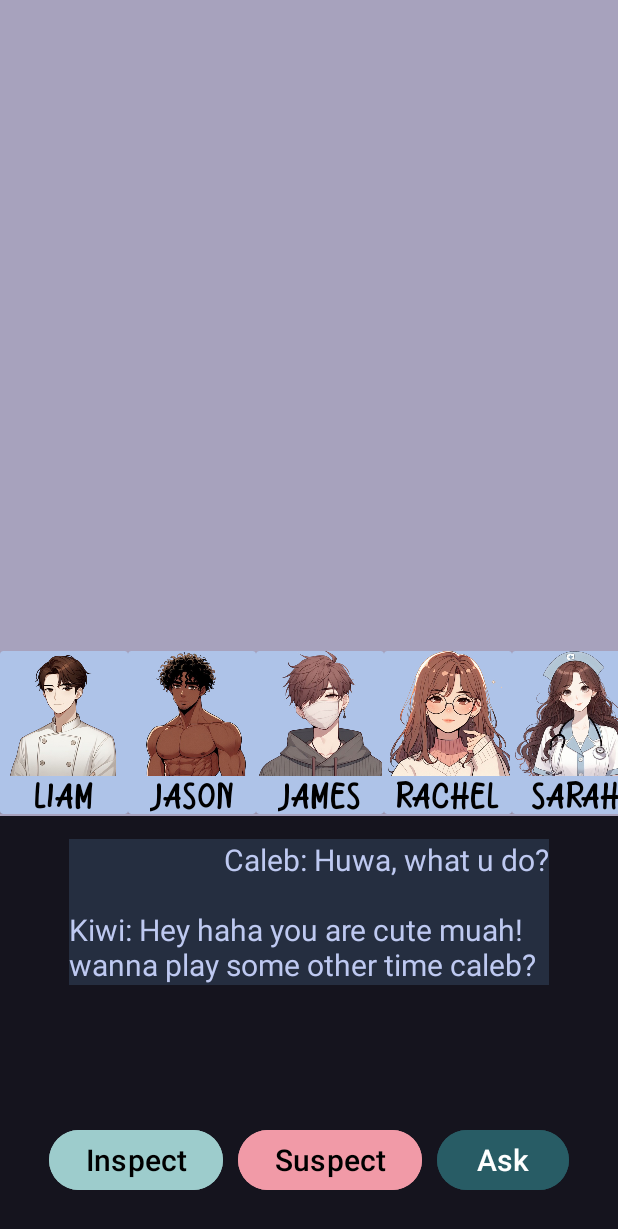
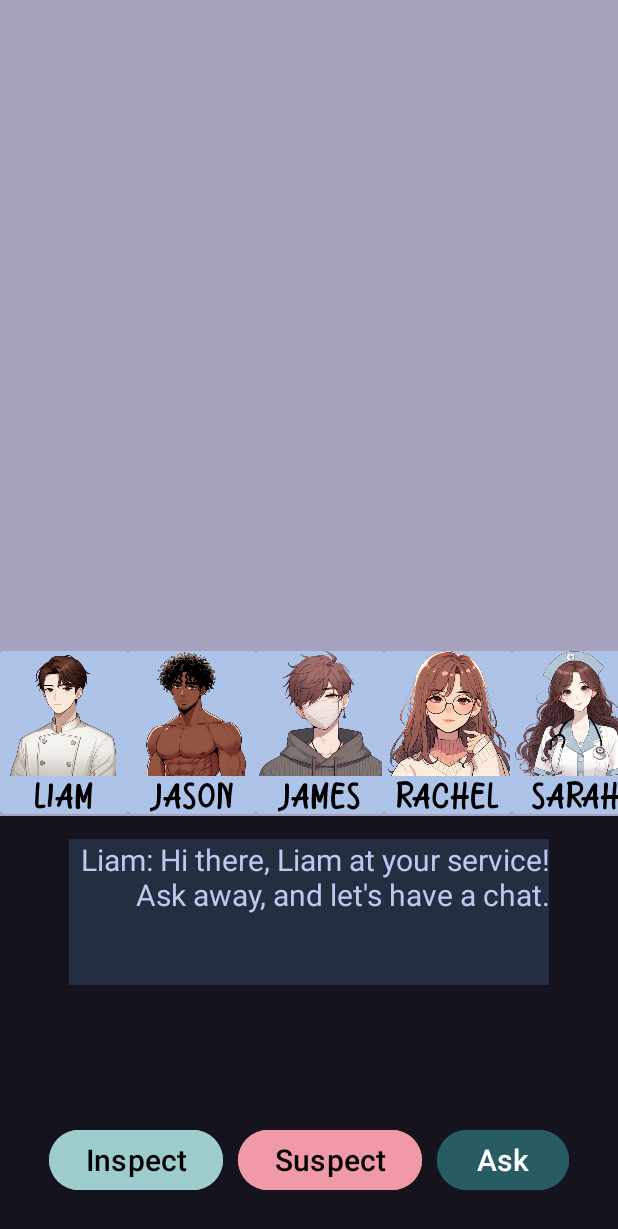
Before and after one commit to dreath-pro/Find-The-Killer, an Android app: the LineupActivity screen opened directly, with no data from a screen before it, after a tap on "Skip", on a phone screen of 412 x 824 dp. Shown: the top 1229 px of the screen. Run offline under Robolectric (Android 15) with nearby library versions, the phone set to English and light mode, and no system bars.

Commit message:
conversation added

```diff
--- a/app/src/main/java/com/example/findthekiller/Characters.java
+++ b/app/src/main/java/com/example/findthekiller/Characters.java
@@ -1,7 +1,7 @@
 package com.example.findthekiller;
 
 public class Characters {
-    private int deadImage, closeView;
+    private int image;
     private String name, gender;
 
     public Characters()
@@ -9,27 +9,18 @@ public class Characters {
 
     }
 
-    public Characters(int deadImage, int closeView, String name, String gender) {
-        this.deadImage = deadImage;
-        this.closeView = closeView;
+    public Characters(int image, String name, String gender) {
+        this.image = image;
         this.name = name;
         this.gender = gender;
     }
 
-    public int getDeadImage() {
-        return deadImage;
+    public int getImage() {
+        return image;
     }
 
-    public void setDeadImage(int deadImage) {
-        this.deadImage = deadImage;
-    }
-
-    public int getCloseView() {
-        return closeView;
-    }
-
-    public void setCloseView(int closeView) {
-        this.closeView = closeView;
+    public void setImage(int image) {
+        this.image = image;
     }
 
     public String getName() {
--- a/app/src/main/java/com/example/findthekiller/GameActivity.java
+++ b/app/src/main/java/com/example/findthekiller/GameActivity.java
@@ -25,6 +25,7 @@ public class GameActivity extends AppCompatActivity {
     Button investigateButton, suspectButton, askButton;
 
     private SpannableStringBuilder builder = new SpannableStringBuilder();
+    private ArrayList<SpannableStringBuilder> conversation = new ArrayList<>();
     private ArrayList<PlayerModel> playerModels = new ArrayList<>();
     private static PlayerModel selectedPlayer;
     private RecyclerView playerInterrogation;
@@ -42,17 +43,21 @@ public class GameActivity extends AppCompatActivity {
         suspectButton = findViewById(R.id.suspectButton);
         askButton = findViewById(R.id.askButton);
 
-        builderMessages();
-        chatBox.setText(builder);
-
         playerModels = getIntent().getParcelableArrayListExtra("playerModels");
 
-        InterrogationAdapter interrogationAdapter = new InterrogationAdapter(this, playerModels);
+        InterrogationAdapter interrogationAdapter = new InterrogationAdapter(this, playerModels, chatBox, conversation);
         playerInterrogation.setAdapter(interrogationAdapter);
         LinearLayoutManager layoutManager = new LinearLayoutManager(this, LinearLayoutManager.HORIZONTAL, false);
         playerInterrogation.setLayoutManager(layoutManager);
 
         selectedPlayer = playerModels.get(0);
+
+        for(int i = 0; i <= playerModels.size() - 1; i++)
+        {
+            conversation.add(new SpannableStringBuilder());
+            addConversation(i);
+        }
+        chatBox.setText(conversation.get(0));
 
         investigateButton.setOnClickListener(new View.OnClickListener() {
             @Override
@@ -84,17 +89,37 @@ public class GameActivity extends AppCompatActivity {
 
     public void setSelectedPlayer(PlayerModel selectedPlayer)
     {
-        this.selectedPlayer = selectedPlayer;
+        GameActivity.selectedPlayer = selectedPlayer;
     }
 
-    private void builderMessages()
+    private void addConversation(int selectedPlayer)
     {
-        builder.append("Caleb: Huwa, what u do?");
-        builder.setSpan(new AlignmentSpan.Standard(Layout.Alignment.ALIGN_OPPOSITE), 0, builder.length(), 0);
+        int selectGreeting = random.nextInt(6);
+        switch (selectGreeting)
+        {
+            case 0:
+                conversation.get(selectedPlayer).append(playerModels.get(selectedPlayer).getName() + ": Hi there, my name is " + playerModels.get(selectedPlayer).getName() + ". Feel free to ask me any questions!");
+                break;
+            case 1:
+                conversation.get(selectedPlayer).append(playerModels.get(selectedPlayer).getName() + ": Hey! I'm " + playerModels.get(selectedPlayer).getName() + ", here to answer any questions you might have.");
+                break;
+            case 2:
+                conversation.get(selectedPlayer).append(playerModels.get(selectedPlayer).getName() + ": Hello, dear! " + playerModels.get(selectedPlayer).getName() + " here, ready for your curious inquiries.");
+                break;
+            case 3:
+                conversation.get(selectedPlayer).append(playerModels.get(selectedPlayer).getName() + ": Greetings! It's " + playerModels.get(selectedPlayer).getName() + ", feel free to shoot me any questions your heart desires.");
+                break;
+            case 4:
+                conversation.get(selectedPlayer).append(playerModels.get(selectedPlayer).getName() + ": Hi there, " + playerModels.get(selectedPlayer).getName() + " at your service! Ask away, and let's have a chat.");
+                break;
+            case 5:
+                conversation.get(selectedPlayer).append(playerModels.get(selectedPlayer).getName() + ": Yo, what's up? " + playerModels.get(selectedPlayer).getName() + " in the house, hit me up with your questions!");
+                break;
+        }
+        conversation.get(selectedPlayer).setSpan(new AlignmentSpan.Standard(Layout.Alignment.ALIGN_OPPOSITE), 0, builder.length(), 0);
+        conversation.get(selectedPlayer).append("\n\n");
 
-        builder.append("\n\n");
-
-        builder.append("Kiwi: Hey haha you are cute muah! wanna play some other time caleb?");
-        builder.setSpan(new AlignmentSpan.Standard(Layout.Alignment.ALIGN_NORMAL), builder.length() - 9, builder.length(), 0);
+//        builder.append("Kiwi: Hey haha you are cute muah! wanna play some other time caleb?");
+//        builder.setSpan(new AlignmentSpan.Standard(Layout.Alignment.ALIGN_NORMAL), builder.length() - 9, builder.length(), 0);
     }
 }
--- a/app/src/main/java/com/example/findthekiller/InterrogationAdapter.java
+++ b/app/src/main/java/com/example/findthekiller/InterrogationAdapter.java
@@ -1,6 +1,7 @@
 package com.example.findthekiller;
 
 import android.content.Context;
+import android.text.SpannableStringBuilder;
 import android.view.LayoutInflater;
 import android.view.View;
 import android.view.ViewGroup;
@@ -17,10 +18,14 @@ public class InterrogationAdapter extends RecyclerView.Adapter<InterrogationAdap
     Context context;
     ArrayList<PlayerModel> playerModels;
     GameActivity gameActivity = new GameActivity();
+    TextView chatBox;
+    private ArrayList<SpannableStringBuilder> conversation = new ArrayList<>();
 
-    public InterrogationAdapter(Context context, ArrayList<PlayerModel> playerModels) {
+    public InterrogationAdapter(Context context, ArrayList<PlayerModel> playerModels, TextView chatBox, ArrayList<SpannableStringBuilder> conversation) {
         this.context = context;
         this.playerModels = playerModels;
+        this.chatBox = chatBox;
+        this.conversation = conversation;
     }
 
     @NonNull
@@ -34,12 +39,13 @@ public class InterrogationAdapter extends RecyclerView.Adapter<InterrogationAdap
     @Override
     public void onBindViewHolder(@NonNull InterrogationAdapter.MyViewHolder holder, int position) {
         holder.name.setText(playerModels.get(position).getName());
-        holder.image.setImageResource(playerModels.get(position).getCloseupView());
+        holder.image.setImageResource(playerModels.get(position).getImage());
 
         holder.itemView.setOnClickListener(new View.OnClickListener() {
             @Override
             public void onClick(View v) {
                 gameActivity.setSelectedPlayer(playerModels.get(holder.getAdapterPosition()));
+                chatBox.setText(conversation.get(holder.getAdapterPosition()));
             }
         });
     }
--- a/app/src/main/java/com/example/findthekiller/LineupActivity.java
+++ b/app/src/main/java/com/example/findthekiller/LineupActivity.java
@@ -43,7 +43,7 @@ public class LineupActivity extends AppCompatActivity {
             int characterSelection = random.nextInt(character.size());
 
             playerModels.add(new PlayerModel(character.get(characterSelection).getName(), character.get(characterSelection).getGender(), null,
-                  character.get(characterSelection).getDeadImage(), character.get(characterSelection).getCloseView()));
+                  character.get(characterSelection).getImage()));
 
             character.remove(characterSelection);
         }
@@ -144,11 +144,11 @@ public class LineupActivity extends AppCompatActivity {
     }
 
     private void addCharacter() {
-        character.add(new Characters(R.drawable.james, R.drawable.james, "James", "male"));
-        character.add(new Characters(R.drawable.liam, R.drawable.liam, "Liam", "male"));
-        character.add(new Characters(R.drawable.rachel, R.drawable.rachel, "Rachel", "female"));
-        character.add(new Characters(R.drawable.jason, R.drawable.jason, "Jason", "male"));
-        character.add(new Characters(R.drawable.sarah, R.drawable.sarah, "Sarah", "female"));
+        character.add(new Characters(R.drawable.james, "James", "male"));
+        character.add(new Characters(R.drawable.liam, "Liam", "male"));
+        character.add(new Characters(R.drawable.rachel, "Rachel", "female"));
+        character.add(new Characters(R.drawable.jason, "Jason", "male"));
+        character.add(new Characters(R.drawable.sarah, "Sarah", "female"));
 //        character.add(new Characters(R.drawable.player, R.drawable.player, "Kaz", "female"));
 //        character.add(new Characters(R.drawable.player, R.drawable.player, "Caleb", "male"));
 //        character.add(new Characters(R.drawable.player, R.drawable.player, "John", "male"));
--- a/app/src/main/java/com/example/findthekiller/PlayerAdapter.java
+++ b/app/src/main/java/com/example/findthekiller/PlayerAdapter.java
@@ -33,7 +33,7 @@ public class PlayerAdapter extends RecyclerView.Adapter<PlayerAdapter.MyViewHold
     @Override
     public void onBindViewHolder(@NonNull PlayerAdapter.MyViewHolder holder, int position) {
         holder.name.setText(playerModels.get(position).getName());
-        holder.imageView.setImageResource(playerModels.get(position).getCloseupView());
+        holder.imageView.setImageResource(playerModels.get(position).getImage());
     }
 
     @Override
--- a/app/src/main/java/com/example/findthekiller/PlayerModel.java
+++ b/app/src/main/java/com/example/findthekiller/PlayerModel.java
@@ -6,15 +6,14 @@ import java.util.ArrayList;
 
 public class PlayerModel implements Parcelable{
     private String name, gender, role;
-    private int deadImage, closeupView;
+    private int image;
     private boolean isEliminated;
 
-    public PlayerModel(String name, String gender, String role, int deadImage, int closeupView) {
+    public PlayerModel(String name, String gender, String role, int image) {
         this.name = name;
         this.gender = gender;
         this.role = role;
-        this.deadImage = deadImage;
-        this.closeupView = closeupView;
+        this.image = image;
         this.isEliminated = false;
     }
 
@@ -22,8 +21,7 @@ public class PlayerModel implements Parcelable{
         name = in.readString();
         gender = in.readString();
         role = in.readString();
-        deadImage = in.readInt();
-        closeupView = in.readInt();
+        image = in.readInt();
         isEliminated = in.readByte() != 0;
     }
 
@@ -32,8 +30,7 @@ public class PlayerModel implements Parcelable{
         dest.writeString(name);
         dest.writeString(gender);
         dest.writeString(role);
-        dest.writeInt(deadImage);
-        dest.writeInt(closeupView);
+        dest.writeInt(image);
         dest.writeByte((byte) (isEliminated ? 1 : 0));
     }
 
@@ -80,20 +77,12 @@ public class PlayerModel implements Parcelable{
         this.role = role;
     }
 
-    public int getDeadImage() {
-        return deadImage;
+    public int getImage() {
+        return image;
     }
 
-    public void setDeadImage(int deadImage) {
-        this.deadImage = deadImage;
-    }
-
-    public int getCloseupView() {
-        return closeupView;
-    }
-
-    public void setCloseupView(int closeupView) {
-        this.closeupView = closeupView;
+    public void setImage(int image) {
+        this.image = image;
     }
 
     public boolean isEliminated() {
```
